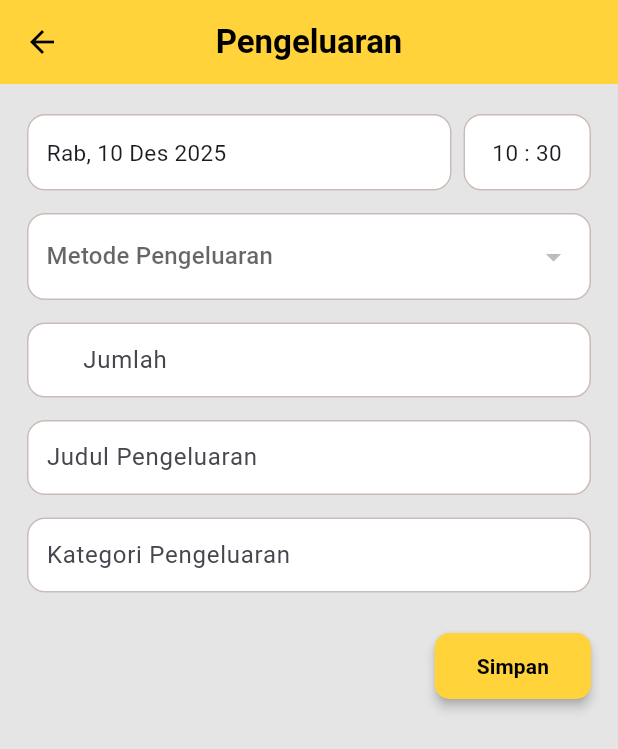
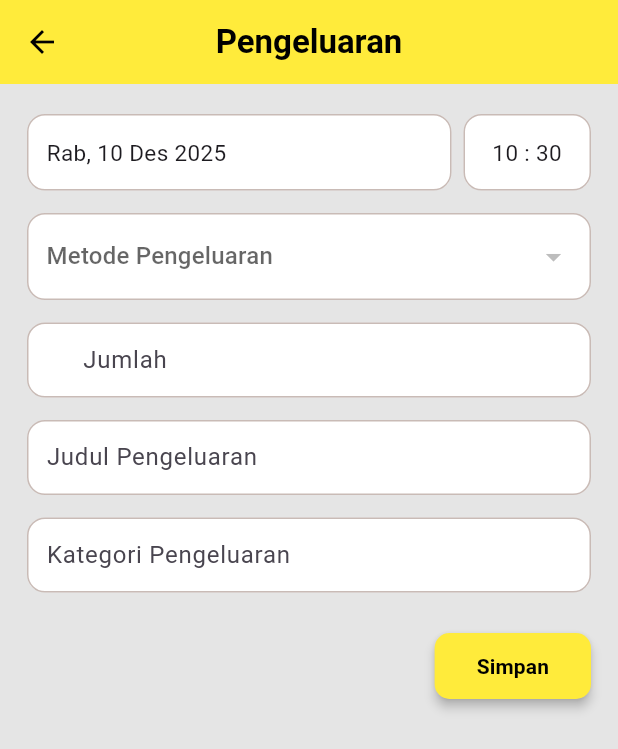
Before and after one commit to yaya7807-ai/mobile-kelompok-09, a Flutter app: the ExpenseScreen screen opened directly, on a phone screen of 412 x 824 dp. Shown: the top 749 px of the screen. Run offline on Flutter 3.47's test engine with Material 3 defaults, Android fonts, the phone set to English and light mode, and no system bars; our stand-ins replace cloud_firestore, firebase_auth, firebase_core, fl_chart, flutter_svg; accounts and stored records are empty.

Commit message:
perubahan minor (warna) pada expense screen

```diff
--- a/mydompet/lib/screens/expense_screen.dart
+++ b/mydompet/lib/screens/expense_screen.dart
@@ -165,7 +165,7 @@ class _ExpenseScreenState extends State<ExpenseScreen> {
     return Scaffold(
       backgroundColor: const Color(0xFFE5E5E5),
       appBar: AppBar(
-        backgroundColor: const Color(0xFFFFD339),
+        backgroundColor: const Color.fromARGB(255, 255, 235, 59),
         elevation: 0,
         centerTitle: true,
         leading: IconButton(
@@ -289,7 +289,7 @@ class _ExpenseScreenState extends State<ExpenseScreen> {
                       horizontal: 28,
                       vertical: 12,
                     ),
-                    backgroundColor: const Color(0xFFFFD339),
+                    backgroundColor: const Color.fromARGB(255, 255, 235, 59),
                     elevation: 3,
                     shape: RoundedRectangleBorder(
                       borderRadius: BorderRadius.circular(10),
```
